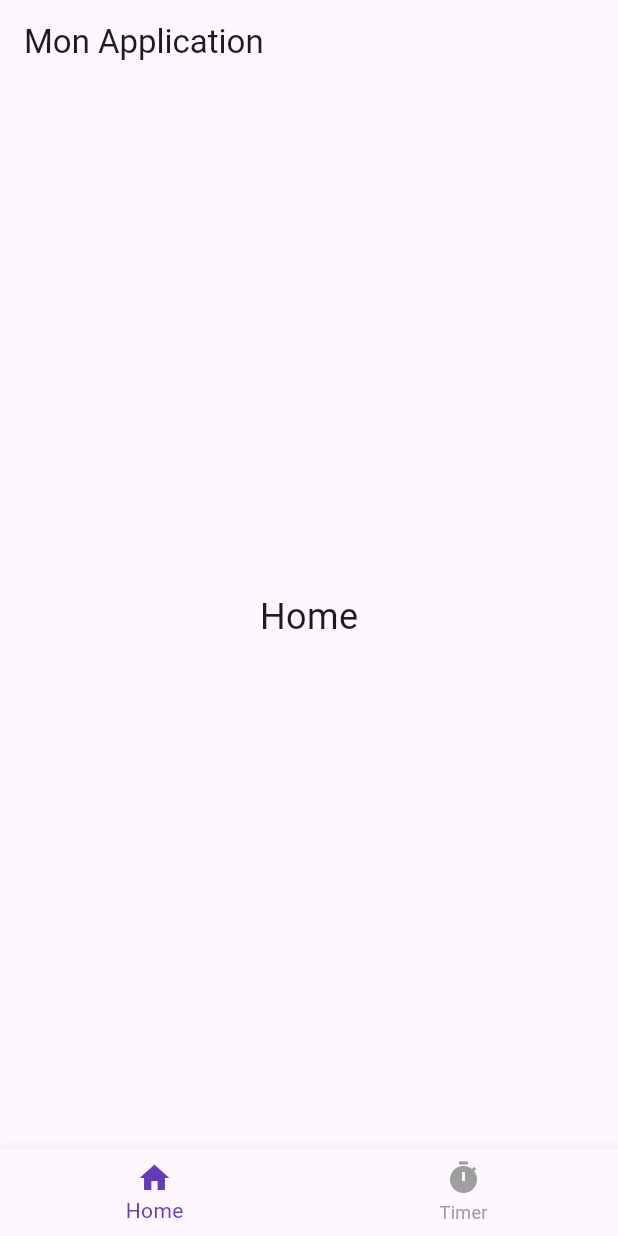
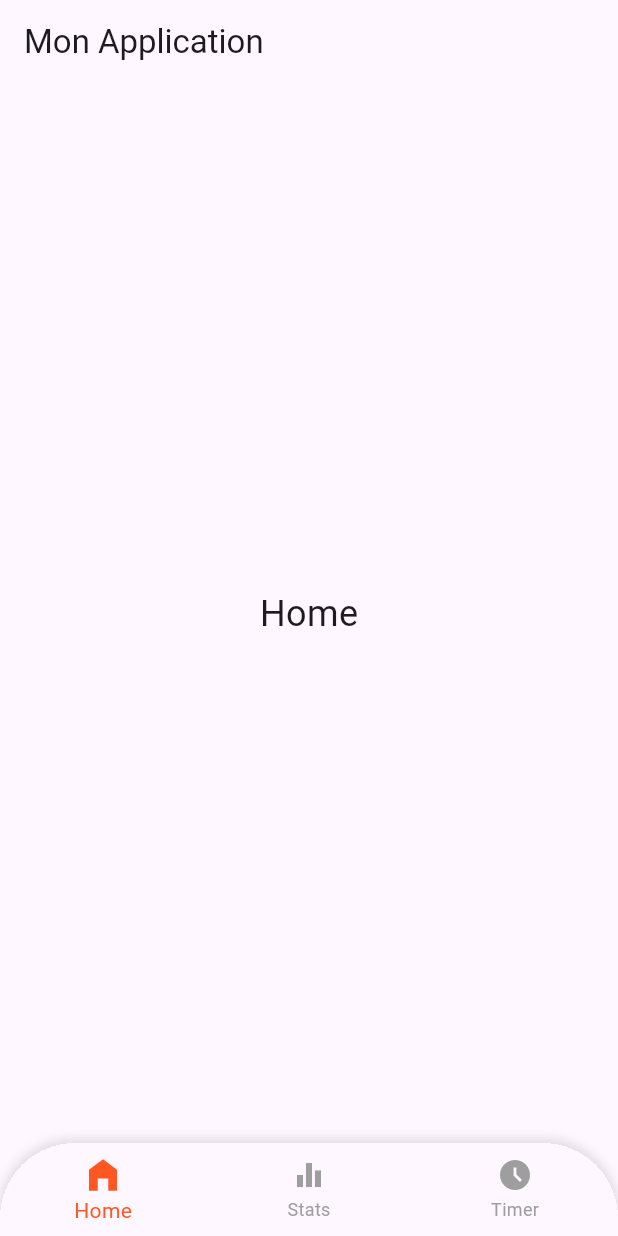
Before and after one commit to ElisePub/FitTrack, a Flutter app: the screen it shows after launch, on a phone screen of 412 x 824 dp. Run offline on Flutter 3.47's test engine with Material 3 defaults, Android fonts, the phone set to English and light mode, and no system bars.

Commit message:
First interface version

```diff
--- a/lib/NavigationBarComponent.dart
+++ b/lib/NavigationBarComponent.dart
@@ -15,9 +15,25 @@ class NavigationBarComponent extends StatefulWidget {
 class _NavigationBarComponentState extends State<NavigationBarComponent> {
   @override
   Widget build(BuildContext context) {
-    return BottomNavigationBar(
+    return Container(
+      decoration: BoxDecoration(
+        borderRadius: const BorderRadius.only(
+          topLeft: Radius.circular(50),
+          topRight: Radius.circular(50),
+        ),
+        boxShadow: [
+            BoxShadow(
+              color: Colors.grey.withOpacity(0.3),
+              spreadRadius: 1,
+              blurRadius: 5,
+              offset: const Offset(0, -2),
+            ),
+        ],
+      ),
+      clipBehavior: Clip.hardEdge,
+      child: BottomNavigationBar(
         currentIndex: widget.tabController.index,
-      selectedItemColor: Colors.deepPurple,
+        selectedItemColor: Colors.deepOrange,
         unselectedItemColor: Colors.grey,
         onTap: (index) {
           // Mise à jour de l'état pour provoquer un redessin
@@ -32,14 +48,22 @@ class _NavigationBarComponentState extends State<NavigationBarComponent> {
         },
         items: const [
           BottomNavigationBarItem(
-          icon: Icon(Icons.home),
+            icon: Icon(Icons.home_filled),
+            activeIcon: Icon(Icons.home_filled, size: 28),
             label: 'Home',
           ),
           BottomNavigationBarItem(
-          icon: Icon(Icons.timer),
+            icon: Icon(Icons.equalizer),
+            activeIcon: Icon(Icons.equalizer, size: 28),
+            label: 'Stats',
+          ),
+          BottomNavigationBarItem(
+            icon: Icon(Icons.access_time_filled),
+            activeIcon: Icon(Icons.access_time_filled, size: 28),
             label: 'Timer',
           ),
         ],
+      )
     );
   }
 }
--- a/lib/main.dart
+++ b/lib/main.dart
@@ -17,7 +17,7 @@ class MyApp extends StatelessWidget {
     return MaterialApp(
       title: 'Motion Tab Bar Sample',
       theme: ThemeData(
-        primarySwatch: Colors.blue,
+        primarySwatch: Colors.orange,
       ),
       home: const MyHomePage(title: 'Home'),
     );
@@ -25,7 +25,7 @@ class MyApp extends StatelessWidget {
 }
 
 class MyHomePage extends StatefulWidget {
-  const MyHomePage({Key? key, this.title}) : super(key: key);
+  const MyHomePage({super.key, this.title});
 
   final String? title;
 
@@ -39,9 +39,9 @@ class _MyHomePageState extends State<MyHomePage> with TickerProviderStateMixin {
   @override
   void initState() {
     super.initState();
-    // Initialisation du contrôleur avec 2 onglets (HomePage et Chronomètre)
+    // Initialisation du contrôleur avec 3 onglets (HomePage, Stats et Chronomètre)
     _tabController = TabController(
-      length: 2,  // nombre d'onglets
+      length: 3,  // nombre d'onglets
       vsync: this,
     );
   }
@@ -63,6 +63,7 @@ class _MyHomePageState extends State<MyHomePage> with TickerProviderStateMixin {
         children: const [
           // Les pages
           HomePage(),
+          HomePage(),
           TimerPage(),
         ],
       ),
```
Also changed, not shown: 1 other file. Lines whose indentation alone changed are shown as unchanged.
